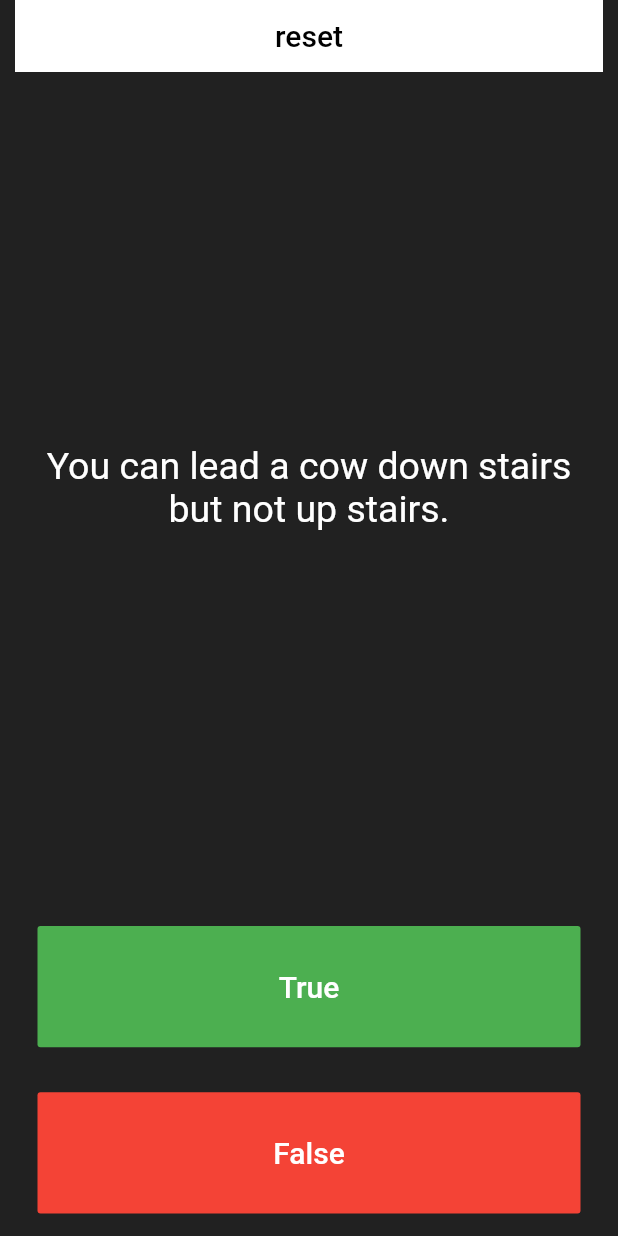
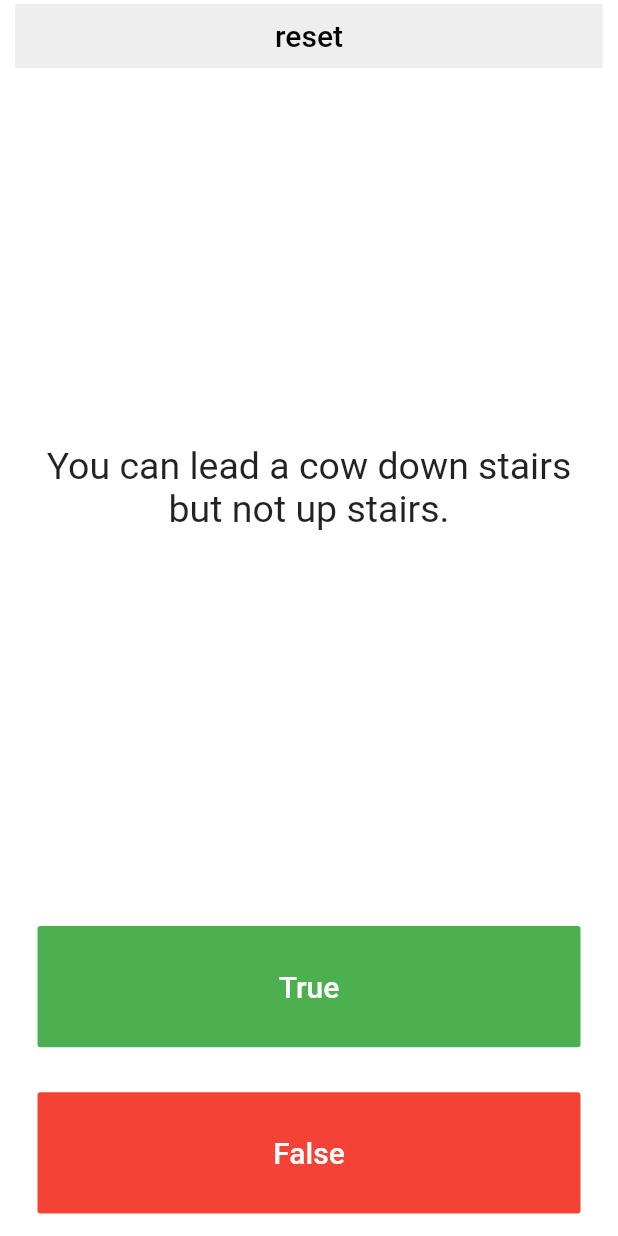
Before and after one commit to owengiri20/flutter_quiz, a Flutter app: the screen it shows after launch, on a phone screen of 412 x 824 dp. Run offline on Flutter 3.47's test engine with Material 2 defaults, Android fonts, the phone set to English and light mode, and no system bars.

Commit message:
small changes

```diff
--- a/lib/main.dart
+++ b/lib/main.dart
@@ -10,7 +10,7 @@ class Quizzler extends StatelessWidget {
   Widget build(BuildContext context) {
     return MaterialApp(
       home: Scaffold(
-        backgroundColor: Colors.grey.shade900,
+        backgroundColor: Colors.white,
         body: SafeArea(
           child: Padding(
             padding: EdgeInsets.symmetric(horizontal: 10.0),
@@ -38,6 +38,8 @@ class _QuizPageState extends State<QuizPage> {
       children: <Widget>[
         Container(
           child: FlatButton(
+            color: Colors.grey.shade200,
+            padding: EdgeInsets.all(10),
             onPressed: () {
               setState(() {
                 quizBrain.reset();
@@ -63,7 +65,7 @@ class _QuizPageState extends State<QuizPage> {
                 textAlign: TextAlign.center,
                 style: TextStyle(
                   fontSize: 25.0,
-                  color: Colors.white,
+                  color: Colors.black87,
                 ),
               ),
             ),
@@ -130,9 +132,3 @@ class _QuizPageState extends State<QuizPage> {
     );
   }
 }
-
-/*
-question1: 'You can lead a cow down stairs but not up stairs.', false,
-question2: 'Approximately one quarter of human bones are in the feet.', true,
-question3: 'A slug\'s blood is green.', true,
-*/
```
